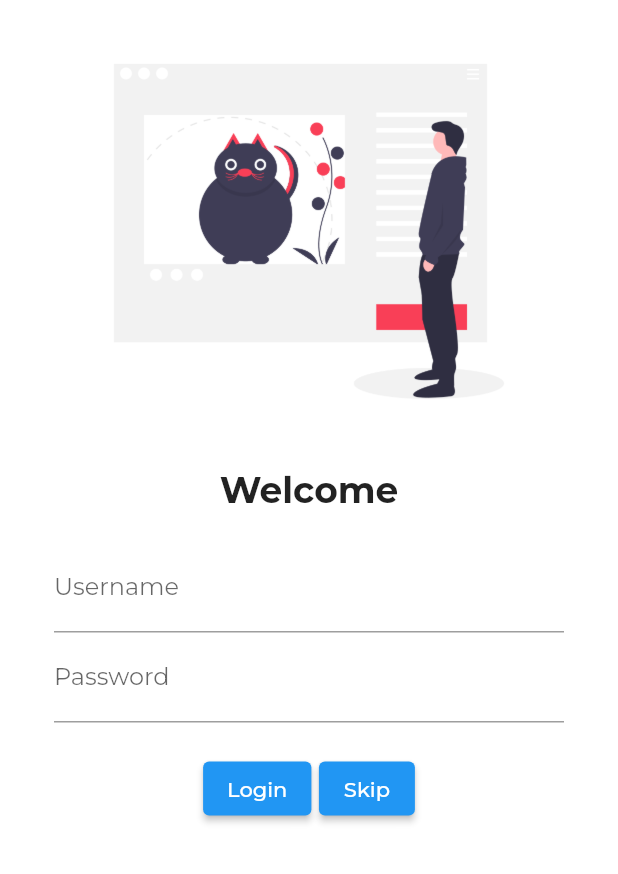
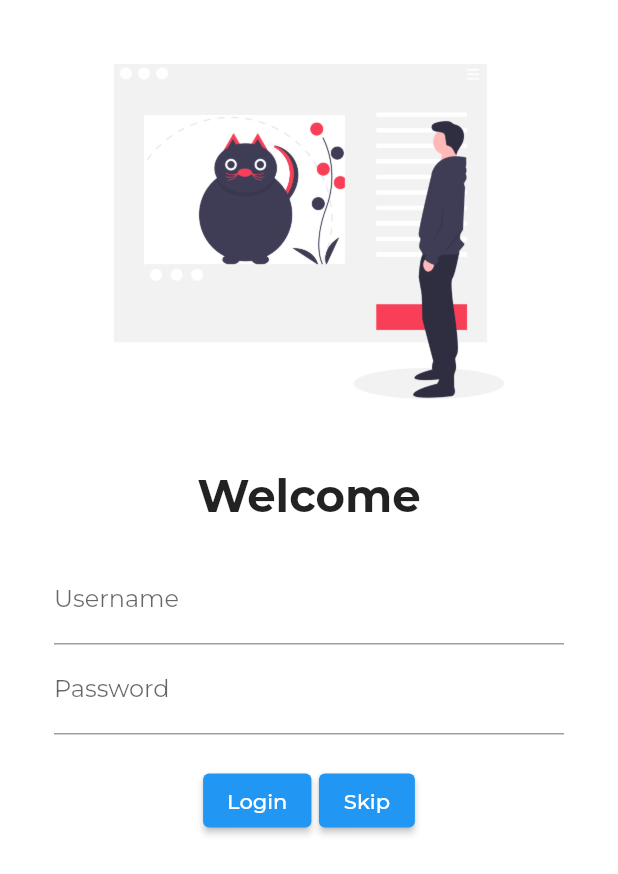
Before and after one commit to derpLLC/Petscue, a Flutter app: the screen it shows after launch, on a phone screen of 412 x 824 dp. Shown: the top 874 px of the screen. Run offline on Flutter 3.47's test engine with Material 2 defaults, Android fonts, the light colour scheme and no system bars; our stand-ins replace font_awesome_flutter, google_fonts.

Commit message:
lib: login: increase the welcome text font
Signed-off-by: Ayush Dubey <ayushdubey70@gmail.com>

```diff
--- a/lib/screen/login.dart
+++ b/lib/screen/login.dart
@@ -24,7 +24,7 @@ class Login extends StatelessWidget {
                     "Welcome",
                     style: TextStyle(
                       fontWeight: FontWeight.bold,
-                      fontSize: 24.0,
+                      fontSize: 30.0,
                     ),
                   ),
                   SizedBox(
```
